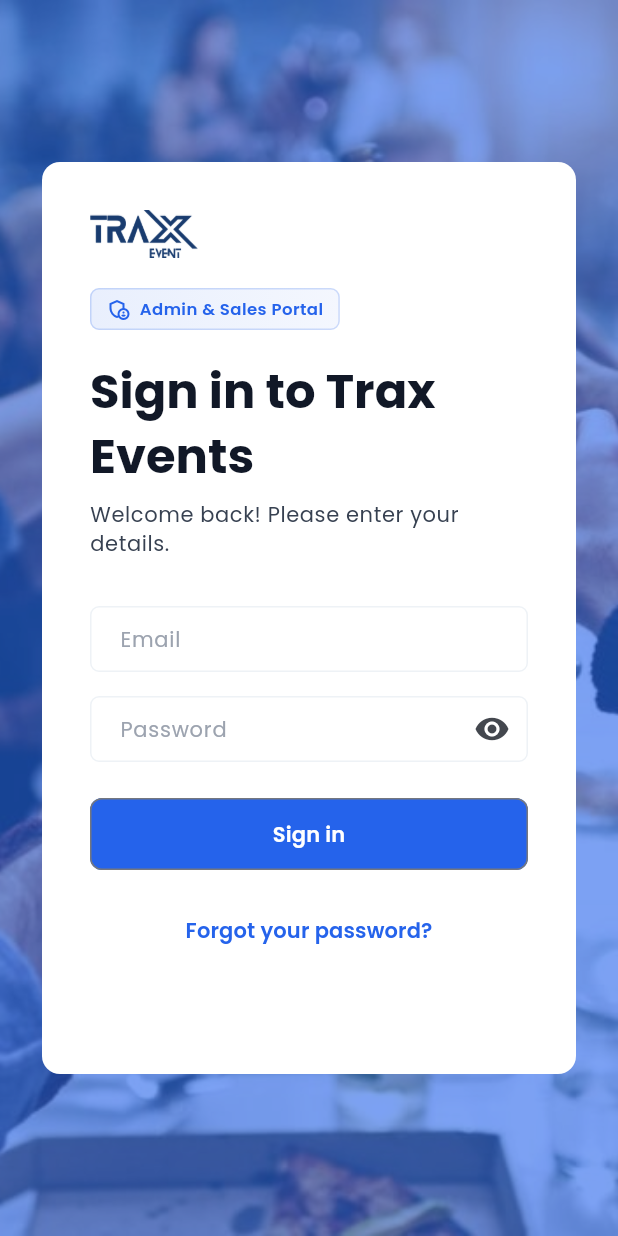
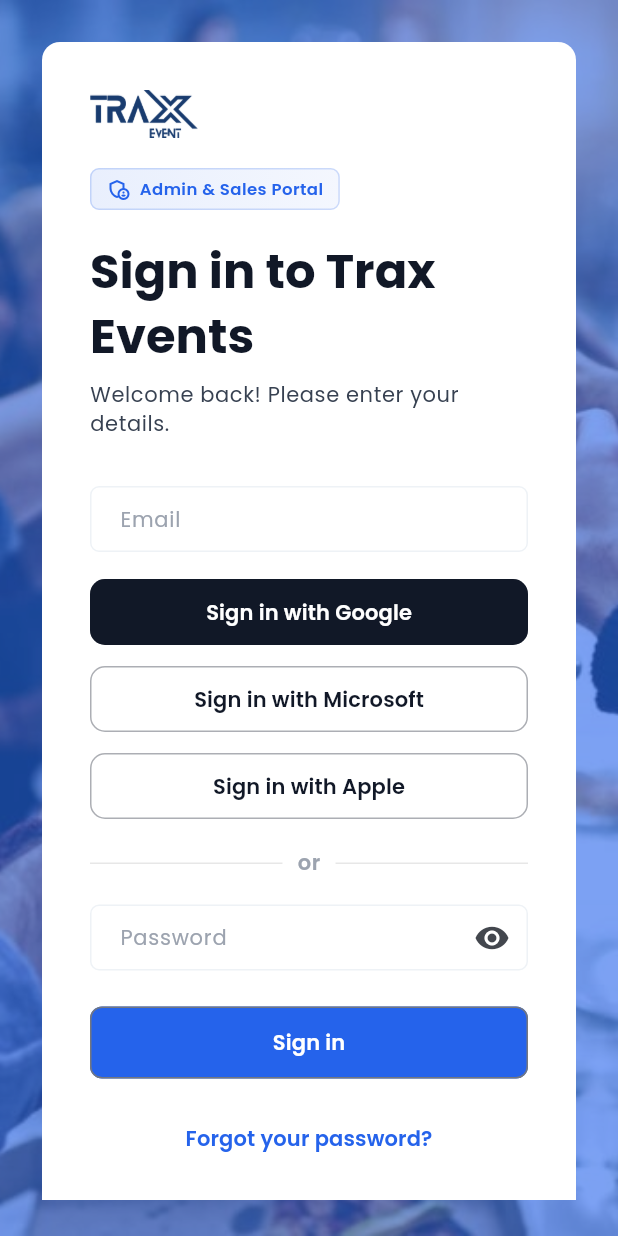
Before and after one commit to MilenkoTrifkovic/Trax_admin_portal, a Flutter app: the screen it shows after launch, on a phone screen of 412 x 824 dp. Run offline on Flutter 3.47's test engine with Material 3 defaults, Android fonts, the phone set to English and light mode, and no system bars; our stand-ins replace cloud_firestore, cloud_functions, csv, dropdown_search, easy_localization, file_picker and 18 more; missing offline and left inert: dart:html, excel, firebase_ui_auth, map_location_picker, money2, nominatim_geocoding and 1 more; accounts and stored records are empty.

Commit message:
Different accounts One Tap sign-in and sign-up implementation

```diff
--- a/lib/view/authentication/login/sign_in_screen.dart
+++ b/lib/view/authentication/login/sign_in_screen.dart
@@ -22,24 +22,39 @@
   final _emailController = TextEditingController();
   final _passwordController = TextEditingController();
   final _confirmPasswordController = TextEditingController();
-  final AuthController authController = Get.find<AuthController>();
+
   late final SnackbarMessageController snackbarController;
+  late final SignInController controller;
+
+  final List<Worker> _workers = [];
+
+  @override
+  void initState() {
+    super.initState();
+
+    snackbarController = Get.find<SnackbarMessageController>();
+
+    controller = Get.isRegistered<SignInController>()
+        ? Get.find<SignInController>()
+        : Get.put(SignInController());
+
+    WidgetsBinding.instance.addPostFrameCallback((_) {
+      _setupListeners();
+    });
+  }
 
   @override
   void dispose() {
+    for (final w in _workers) {
+      w.dispose();
+    }
     _emailController.dispose();
     _passwordController.dispose();
     _confirmPasswordController.dispose();
     super.dispose();
   }
 
-  @override
-  void initState() {
-    super.initState();
-    snackbarController = Get.find<SnackbarMessageController>();
-  }
-
-  Future<void> _handleEmailPasswordAuth(SignInController controller) async {
+  Future<void> _handleEmailPasswordAuth() async {
     if (!_formKey.currentState!.validate()) return;
 
     await controller.handleEmailPasswordAuth(
@@ -48,13 +63,14 @@
     );
   }
 
-  Future<void> _handleForgotPassword(SignInController controller) async {
+  Future<void> _handleForgotPassword() async {
     await controller.handleForgotPassword(_emailController.text.trim());
   }
 
-  void _clearFormAndToggleMode(SignInController controller) {
+  void _clearFormAndToggleMode() {
     controller.toggleSignUpMode();
-    // Clear form when switching modes
+    controller.usePassword.value =
+        false; // ✅ reset password section if you add it in UI
     _emailController.clear();
     _passwordController.clear();
     _confirmPasswordController.clear();
@@ -62,13 +78,8 @@
 
   @override
   Widget build(BuildContext context) {
-    // Initialize the controller
-  final controller = Get.put(SignInController());
-
-  // Setup listeners for messages and navigation
-  _setupListeners(controller, context);
-
     return SingleChildScrollView(
+      child: Center(
         child: SizedBox(
           width: 400,
           child: Card(
@@ -80,26 +91,23 @@
                 mainAxisSize: MainAxisSize.min,
                 crossAxisAlignment: CrossAxisAlignment.start,
                 children: [
-                // Header Section
                   SignInHeader(controller: controller),
-
-                // Form Section
                   SignInForm(
                     controller: controller,
                     formKey: _formKey,
                     emailController: _emailController,
                     passwordController: _passwordController,
                     confirmPasswordController: _confirmPasswordController,
-                  onSubmit: () => _handleEmailPasswordAuth(controller),
-                  onForgotPassword: () => _handleForgotPassword(controller),
+                    onSubmit: _handleEmailPasswordAuth,
+                    onForgotPassword: _handleForgotPassword,
                   ),
-
-                // Toggle Section
-                // SignInToggle(
-                //   controller: controller,
-                //   onToggle: () => _clearFormAndToggleMode(controller),
-                // ),
+                  const SizedBox(height: 12),
+                  SignInToggle(
+                    controller: controller,
+                    onToggle: _clearFormAndToggleMode,
+                  ),
                 ],
+              ),
             ),
           ),
         ),
@@ -107,75 +115,60 @@
     );
   }
 
-  /// Setup all GetX listeners for messages and navigation
-  /// Setup all GetX listeners for messages and navigation
-  void _setupListeners(SignInController controller, BuildContext context) {
-  // use snackbarController initialized in initState
-    // Watch for success messages
-    ever(controller.successMessage, (String? message) {
+  void _setupListeners() {
+    _workers.add(ever(controller.successMessage, (String? message) {
       if (message != null && message.isNotEmpty) {
         WidgetsBinding.instance.addPostFrameCallback((_) {
           snackbarController.showSuccessMessage(message);
           controller.clearSuccessMessage();
         });
       }
-    });
+    }));
 
-    // Watch for error messages
-    ever(controller.errorMessage, (String? message) {
+    _workers.add(ever(controller.errorMessage, (String? message) {
       if (message != null && message.isNotEmpty) {
         WidgetsBinding.instance.addPostFrameCallback((_) {
           snackbarController.showErrorMessage(message);
           controller.clearErrorMessage();
         });
       }
-    });
+    }));
 
-    // 🔥 Go to email verification after signup / signin (if not verified)
-    ever(controller.shouldNavigateToEmailVerification, (bool shouldNavigate) {
-      if (shouldNavigate) {
+    _workers.add(ever(controller.shouldNavigateToEmailVerification, (bool go) {
+      if (go) {
         WidgetsBinding.instance.addPostFrameCallback((_) {
-          print('UI: Navigating to email verification');
           pushAndRemoveAllRoute(AppRoute.emailVerification, context);
           controller.clearNavigationFlags();
         });
       }
-    });
+    }));
 
-    // 🔥 Go to organisation info after verified signin but no org
-    ever(controller.shouldNavigateToOrganisationInfo, (bool shouldNavigate) {
-      if (shouldNavigate) {
+    _workers.add(ever(controller.shouldNavigateToOrganisationInfo, (bool go) {
+      if (go) {
         WidgetsBinding.instance.addPostFrameCallback((_) {
-          print('UI: Navigating to organisation info form');
-          pushAndRemoveAllRoute(
-            AppRoute.hostOrganisationInfoForm,
-            context,
-          );
+          pushAndRemoveAllRoute(AppRoute.hostOrganisationInfoForm, context);
           controller.clearNavigationFlags();
         });
       }
-    });
+    }));
 
-    // 🔥 Go directly to host events when verified + has org
-    ever(controller.shouldNavigateToHostEvents, (bool shouldNavigate) {
-      if (shouldNavigate) {
+    _workers.add(ever(controller.shouldNavigateToHostEvents, (bool go) {
+      if (go) {
         WidgetsBinding.instance.addPostFrameCallback((_) {
-          print('UI: Navigating to host events');
           pushAndRemoveAllRoute(AppRoute.hostEvents, context);
           controller.clearNavigationFlags();
         });
       }
-    });
+    }));
 
-    // 🔥 Go to sales person dashboard when user is a sales person
-    ever(controller.shouldNavigateToSalesPersonDashboard, (bool shouldNavigate) {
-      if (shouldNavigate) {
+    _workers
+        .add(ever(controller.shouldNavigateToSalesPersonDashboard, (bool go) {
+      if (go) {
         WidgetsBinding.instance.addPostFrameCallback((_) {
-          print('UI: Navigating to sales person dashboard');
           pushAndRemoveAllRoute(AppRoute.salesPersonDashboard, context);
           controller.clearNavigationFlags();
         });
       }
-    });
+    }));
   }
 }
--- a/lib/view/authentication/login/widgets/sign_in_form.dart
+++ b/lib/view/authentication/login/widgets/sign_in_form.dart
@@ -27,6 +27,19 @@
     required this.onForgotPassword,
   });
 
+  ButtonStyle _oauthBtnStyle(BuildContext context, {bool primary = false}) {
+    return OutlinedButton.styleFrom(
+      minimumSize: const Size.fromHeight(44),
+      shape: RoundedRectangleBorder(borderRadius: BorderRadius.circular(10)),
+      side: BorderSide(color: AppColors.primary.withOpacity(0.35)),
+      backgroundColor: primary ? AppColors.primary : Colors.transparent,
+      foregroundColor: primary ? Colors.white : AppColors.primary,
+      textStyle: Theme.of(context).textTheme.labelLarge?.copyWith(
+            fontWeight: FontWeight.w600,
+          ),
+    );
+  }
+
   @override
   Widget build(BuildContext context) {
     return Form(
@@ -46,6 +59,78 @@
           ),
 
           const SizedBox(height: 16),
+
+          // -----------------------
+          // OAuth buttons (Sign in / Sign up)
+          // -----------------------
+          Obx(() {
+            final isSignUp = controller.isSignUpMode.value;
+            final isBusy = controller.isLoading.value;
+
+            return Column(
+              children: [
+                SizedBox(
+                  width: double.infinity,
+                  child: OutlinedButton(
+                    style: _oauthBtnStyle(context, primary: true),
+                    onPressed: isBusy ? null : controller.signInWithGoogle,
+                    child: Text(
+                      isSignUp ? 'Sign up with Google' : 'Sign in with Google',
+                    ),
+                  ),
+                ),
+                const SizedBox(height: 10),
+                SizedBox(
+                  width: double.infinity,
+                  child: OutlinedButton(
+                    style: _oauthBtnStyle(context),
+                    onPressed: isBusy ? null : controller.signInWithMicrosoft,
+                    child: Text(
+                      isSignUp
+                          ? 'Sign up with Microsoft'
+                          : 'Sign in with Microsoft',
+                    ),
+                  ),
+                ),
+                const SizedBox(height: 10),
+                SizedBox(
+                  width: double.infinity,
+                  child: OutlinedButton(
+                    style: _oauthBtnStyle(context),
+                    onPressed: isBusy ? null : controller.signInWithApple,
+                    child: Text(
+                      isSignUp ? 'Sign up with Apple' : 'Sign in with Apple',
+                    ),
+                  ),
+                ),
+              ],
+            );
+          }),
+
+          const SizedBox(height: 18),
+
+          // Divider: OR
+          Row(
+            children: [
+              Expanded(
+                child: Divider(color: Colors.grey.withOpacity(0.25)),
+              ),
+              const SizedBox(width: 10),
+              Text(
+                'or',
+                style: Theme.of(context).textTheme.bodySmall?.copyWith(
+                      color: AppColors.textMuted,
+                      fontWeight: FontWeight.w600,
+                    ),
+              ),
+              const SizedBox(width: 10),
+              Expanded(
+                child: Divider(color: Colors.grey.withOpacity(0.25)),
+              ),
+            ],
+          ),
+
+          const SizedBox(height: 18),
 
           // Password Field
           Obx(() => TextFormField(
@@ -76,7 +161,8 @@
 
           // Confirm Password Field (only show in sign up mode)
           Obx(() {
-            if (controller.isSignUpMode.value) {
+            if (!controller.isSignUpMode.value) return const SizedBox.shrink();
+
             return Column(
               children: [
                 const SizedBox(height: 16),
@@ -101,22 +187,15 @@
                     value,
                     passwordController.text,
                   ),
-                    onFieldSubmitted: (_) {
-                      if (controller.isSignUpMode.value) {
-                        onSubmit();
-                      }
-                    },
+                  onFieldSubmitted: (_) => onSubmit(),
                 ),
               ],
             );
-            } else {
-              return const SizedBox.shrink();
-            }
           }),
 
           const SizedBox(height: 24),
 
-          // Sign In/Up Button
+          // Sign In/Up Button (email/password)
           Obx(() => SizedBox(
                 width: double.infinity,
                 child: OutlinedButton(
@@ -125,20 +204,20 @@
                       ? const SizedBox(
                           height: 16,
                           width: 16,
-                          child: CircularProgressIndicator(
-                            strokeWidth: 2,
-                            color: Colors.white,
+                          child: CircularProgressIndicator(strokeWidth: 2),
+                        )
+                      : Text(
+                          controller.isSignUpMode.value
+                              ? 'Create account'
+                              : 'Sign in',
                         ),
-                        )
-                      : Text(controller.isSignUpMode.value
-                          ? 'Create account'
-                          : 'Sign in'),
                 ),
               )),
 
           // Forgot Password (only show in sign in mode)
           Obx(() {
-            if (!controller.isSignUpMode.value) {
+            if (controller.isSignUpMode.value) return const SizedBox.shrink();
+
             return Column(
               children: [
                 const SizedBox(height: 16),
@@ -151,32 +230,7 @@
                 ),
               ],
             );
-            } else {
-              return const SizedBox.shrink();
-            }
           }),
-
-          const SizedBox(height: 24),
-
-          // Subtle guest login link - only visible if accessed accidentally
-          // Center(
-          //   child: TextButton(
-          //     onPressed: () {
-          //       pushRoute(AppRoute.guestLogin, context);
-          //     },
-          //     style: TextButton.styleFrom(
-          //       padding: const EdgeInsets.symmetric(horizontal: 8, vertical: 4),
-          //       minimumSize: Size.zero,
-          //       tapTargetSize: MaterialTapTargetSize.shrinkWrap,
-          //     ),
-          //     child: AppText.styledBodySmall(
-          //       context,
-          //       'Guest login',
-          //       color: AppColors.textMuted,
-          //       decoration: TextDecoration.underline,
-          //     ),
-          //   ),
-          // ),
 
           const SizedBox(height: 16),
         ],
```
Also changed, not shown: lib/controller/auth_controller/sign_in_controller.dart (+169 -85 lines), pubspec.lock. Lines whose indentation alone changed are shown as unchanged.
